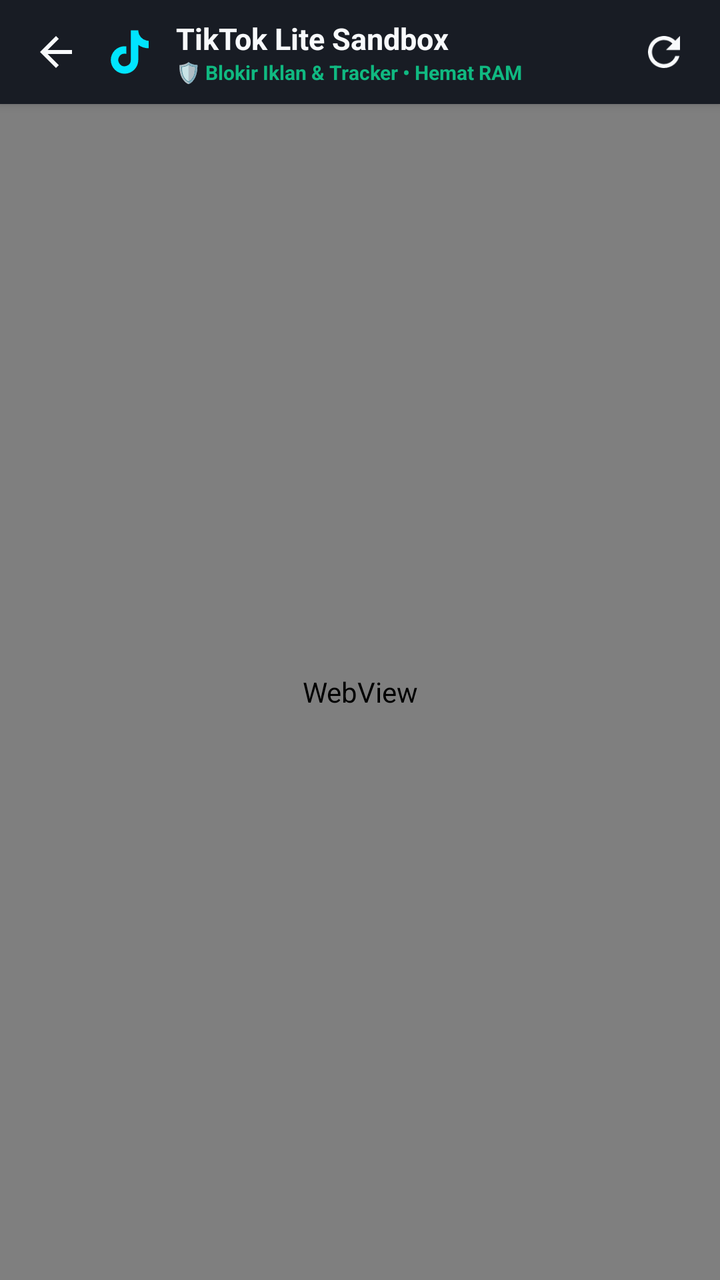
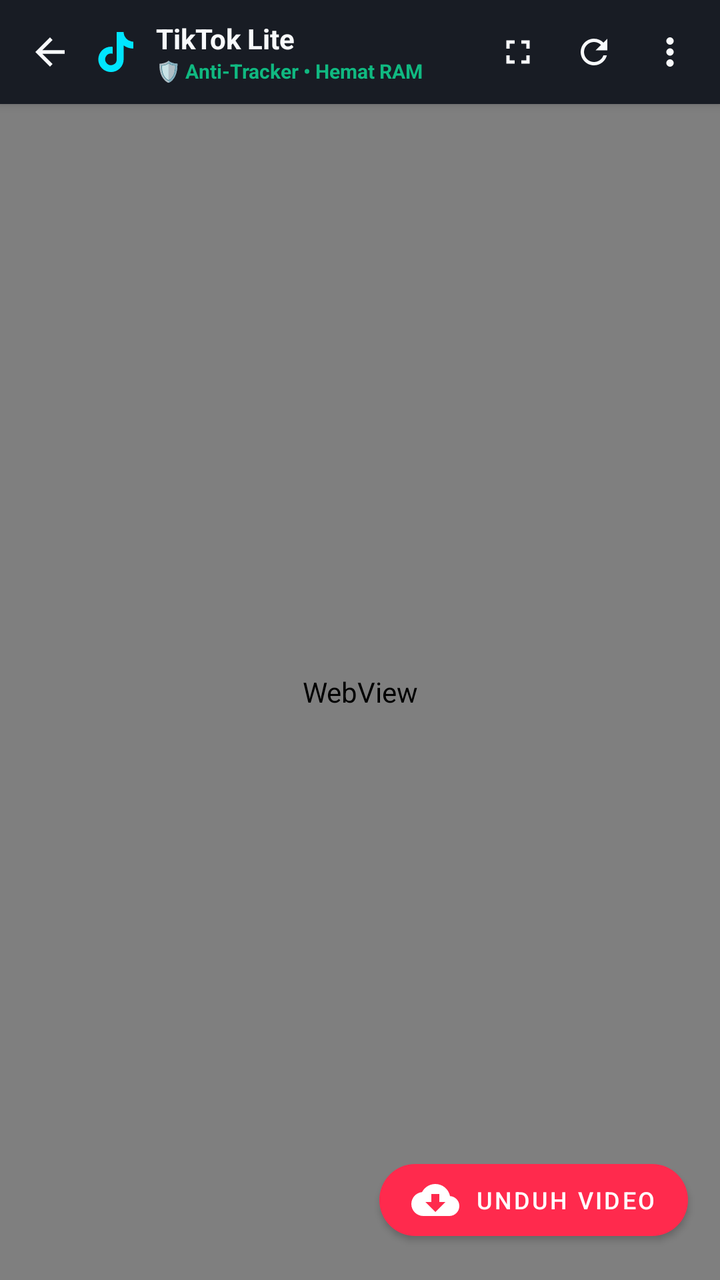

Compare the two renders of this Android layout. The source of the first and the diff that turns it into the second are given below.
<!-- AndroidManifest.xml: application theme Theme.WhyTube -->
<!-- res/layout/activity_social_lite.xml -->
<?xml version="1.0" encoding="utf-8"?>
<LinearLayout 
    xmlns:android="http://schemas.android.com/apk/res/android"
    xmlns:app="http://schemas.android.com/apk/res-auto"
    xmlns:tools="http://schemas.android.com/tools"
    android:layout_width="match_parent"
    android:layout_height="match_parent"
    android:orientation="vertical"
    android:background="@color/background">

    
    <LinearLayout
        android:layout_width="match_parent"
        android:layout_height="52dp"
        android:background="@color/surface"
        android:gravity="center_vertical"
        android:paddingHorizontal="8dp"
        android:elevation="3dp">

        <ImageView
            android:id="@+id/btnBack"
            android:layout_width="40dp"
            android:layout_height="40dp"
            android:padding="8dp"
            android:src="@drawable/ic_arrow_back"
            android:background="?attr/selectableItemBackgroundBorderless"
            android:contentDescription="Kembali" />

        <ImageView
            android:id="@+id/ivPlatformLogo"
            android:layout_width="26dp"
            android:layout_height="26dp"
            android:layout_marginStart="4dp"
            android:src="@drawable/ic_tiktok"
            android:contentDescription="Platform Logo" />

        <LinearLayout
            android:layout_width="0dp"
            android:layout_height="wrap_content"
            android:layout_weight="1"
            android:layout_marginStart="10dp"
            android:orientation="vertical">

            <TextView
                android:id="@+id/tvPlatformTitle"
                android:layout_width="wrap_content"
                android:layout_height="wrap_content"
                android:text="TikTok Lite Sandbox"
                android:textColor="@color/text_primary"
                android:textSize="15sp"
                android:textStyle="bold" />

            <TextView
                android:layout_width="wrap_content"
                android:layout_height="wrap_content"
                android:text="🛡️ Blokir Iklan &amp; Tracker • Hemat RAM"
                android:textColor="@color/badge_ram"
                android:textSize="10sp"
                android:textStyle="bold" />
        </LinearLayout>

        <ImageView
            android:id="@+id/btnRefresh"
            android:layout_width="40dp"
            android:layout_height="40dp"
            android:padding="8dp"
            android:src="@drawable/ic_refresh"
            android:background="?attr/selectableItemBackgroundBorderless"
            android:contentDescription="Muat Ulang" />
    </LinearLayout>

    
    <ProgressBar
        android:id="@+id/pbWebLoading"
        style="?android:attr/progressBarStyleHorizontal"
        android:layout_width="match_parent"
        android:layout_height="3dp"
        android:indeterminate="false"
        android:max="100"
        android:progressDrawable="@drawable/bg_progress_gradient"
        android:visibility="gone" />

    
    <FrameLayout
        android:id="@+id/webViewContainer"
        android:layout_width="match_parent"
        android:layout_height="match_parent">

        <WebView
            android:id="@+id/webView"
            android:layout_width="match_parent"
            android:layout_height="match_parent" />

        <ProgressBar
            android:id="@+id/pbCenterLoading"
            android:layout_width="44dp"
            android:layout_height="44dp"
            android:layout_gravity="center"
            android:indeterminateTint="@color/primary"
            android:visibility="gone" />
    </FrameLayout>

</LinearLayout>
<!-- resources referenced by this layout -->
<resources>
  <color name="background">#0D0F14</color>
  <color name="badge_ram">#10B981</color>
  <color name="primary">#FF2A4D</color>
  <color name="surface">#181C24</color>
  <color name="text_primary">#F8FAFC</color>
  <!-- drawable bg_progress_gradient (drawable) -->
  <?xml version="1.0" encoding="utf-8"?>
  <layer-list xmlns:android="http://schemas.android.com/apk/res/android">
      <item android:id="@android:id/background">
          <color android:color="@color/surface" />
      </item>
      <item android:id="@android:id/progress">
          <clip>
              <shape>
                  <gradient
                      android:startColor="@color/secondary"
                      android:endColor="@color/primary"
                      android:angle="0" />
              </shape>
          </clip>
      </item>
  </layer-list>
  <!-- drawable ic_arrow_back (drawable) -->
  <vector xmlns:android="http://schemas.android.com/apk/res/android"
      android:width="24dp"
      android:height="24dp"
      android:viewportWidth="24"
      android:viewportHeight="24">
      <path
          android:fillColor="#F8FAFC"
          android:pathData="M20,11H7.83l5.59,-5.59L12,4l-8,8 8,8 1.41,-1.41L7.83,13H20v-2z"/>
  </vector>
  <!-- drawable ic_refresh (drawable) -->
  <vector xmlns:android="http://schemas.android.com/apk/res/android"
      android:width="24dp"
      android:height="24dp"
      android:viewportWidth="24"
      android:viewportHeight="24">
      <path
          android:fillColor="#F8FAFC"
          android:pathData="M17.65,6.35C16.2,4.9 14.21,4 12,4c-4.42,0 -7.99,3.58 -7.99,8s3.57,8 7.99,8c3.73,0 6.84,-2.55 7.73,-6h-2.08c-0.82,2.33 -3.04,4 -5.65,4 -3.31,0 -6,-2.69 -6,-6s2.69,-6 6,-6c1.66,0 3.14,0.69 4.22,1.78L13,11h7V4l-2.35,2.35z"/>
  </vector>
  <color name="secondary">#00E5FF</color>
  <color name="primary_variant">#D6193A</color>
  <color name="white">#FFFFFF</color>
  <!-- unchanged entries left out for length: 2 -->
</resources>

<!-- the commit's change to res/layout/activity_social_lite.xml (unified diff, before → after) -->
@@ -10,17 +10,18 @@
 
     
     <LinearLayout
+        android:id="@+id/topBar"
         android:layout_width="match_parent"
         android:layout_height="52dp"
         android:background="@color/surface"
         android:gravity="center_vertical"
-        android:paddingHorizontal="8dp"
+        android:paddingHorizontal="6dp"
         android:elevation="3dp">
 
         <ImageView
             android:id="@+id/btnBack"
-            android:layout_width="40dp"
-            android:layout_height="40dp"
+            android:layout_width="38dp"
+            android:layout_height="38dp"
             android:padding="8dp"
             android:src="@drawable/ic_arrow_back"
             android:background="?attr/selectableItemBackgroundBorderless"
@@ -28,9 +29,9 @@
 
         <ImageView
             android:id="@+id/ivPlatformLogo"
-            android:layout_width="26dp"
-            android:layout_height="26dp"
-            android:layout_marginStart="4dp"
+            android:layout_width="24dp"
+            android:layout_height="24dp"
+            android:layout_marginStart="2dp"
             android:src="@drawable/ic_tiktok"
             android:contentDescription="Platform Logo" />
 
@@ -38,35 +39,56 @@
             android:layout_width="0dp"
             android:layout_height="wrap_content"
             android:layout_weight="1"
-            android:layout_marginStart="10dp"
+            android:layout_marginStart="8dp"
             android:orientation="vertical">
 
             <TextView
                 android:id="@+id/tvPlatformTitle"
                 android:layout_width="wrap_content"
                 android:layout_height="wrap_content"
-                android:text="TikTok Lite Sandbox"
+                android:text="TikTok Lite"
                 android:textColor="@color/text_primary"
-                android:textSize="15sp"
+                android:textSize="14sp"
                 android:textStyle="bold" />
 
             <TextView
                 android:layout_width="wrap_content"
                 android:layout_height="wrap_content"
-                android:text="🛡️ Blokir Iklan &amp; Tracker • Hemat RAM"
+                android:text="🛡️ Anti-Tracker • Hemat RAM"
                 android:textColor="@color/badge_ram"
                 android:textSize="10sp"
                 android:textStyle="bold" />
         </LinearLayout>
 
+        
+        <ImageView
+            android:id="@+id/btnFullscreen"
+            android:layout_width="38dp"
+            android:layout_height="38dp"
+            android:padding="9dp"
+            android:src="@drawable/ic_fullscreen"
+            android:background="?attr/selectableItemBackgroundBorderless"
+            android:contentDescription="Layar Penuh" />
+
+        
         <ImageView
             android:id="@+id/btnRefresh"
-            android:layout_width="40dp"
-            android:layout_height="40dp"
-            android:padding="8dp"
+            android:layout_width="38dp"
+            android:layout_height="38dp"
+            android:padding="9dp"
             android:src="@drawable/ic_refresh"
             android:background="?attr/selectableItemBackgroundBorderless"
             android:contentDescription="Muat Ulang" />
+
+        
+        <ImageView
+            android:id="@+id/btnMoreSocial"
+            android:layout_width="38dp"
+            android:layout_height="38dp"
+            android:padding="8dp"
+            android:src="@drawable/ic_more_vert"
+            android:background="?attr/selectableItemBackgroundBorderless"
+            android:contentDescription="Menu Opsi" />
     </LinearLayout>
 
     
@@ -91,6 +113,36 @@
             android:layout_width="match_parent"
             android:layout_height="match_parent" />
 
+        
+        <com.google.android.material.button.MaterialButton
+            android:id="@+id/btnDownloadFloating"
+            android:layout_width="wrap_content"
+            android:layout_height="wrap_content"
+            android:layout_gravity="bottom|end"
+            android:layout_margin="16dp"
+            android:text="Unduh Video"
+            android:textSize="12sp"
+            android:textColor="@color/white"
+            app:icon="@drawable/ic_download"
+            app:iconTint="@color/white"
+            app:backgroundTint="@color/primary"
+            app:cornerRadius="24dp"
+            app:elevation="4dp" />
+
+        
+        <ImageView
+            android:id="@+id/btnExitFullscreen"
+            android:layout_width="40dp"
+            android:layout_height="40dp"
+            android:layout_gravity="top|end"
+            android:layout_margin="12dp"
+            android:background="@drawable/bg_circle_button"
+            android:padding="10dp"
+            android:src="@drawable/ic_fullscreen_exit"
+            android:visibility="gone"
+            android:contentDescription="Keluar Layar Penuh" />
+
+        
         <ProgressBar
             android:id="@+id/pbCenterLoading"
             android:layout_width="44dp"
<!-- resource entries referenced after the edit -->
@@ -32,6 +32,46 @@
           android:fillColor="#F8FAFC"
           android:pathData="M20,11H7.83l5.59,-5.59L12,4l-8,8 8,8 1.41,-1.41L7.83,13H20v-2z"/>
   </vector>
+  <!-- drawable ic_download (drawable) -->
+  <vector xmlns:android="http://schemas.android.com/apk/res/android"
+      android:width="24dp"
+      android:height="24dp"
+      android:viewportWidth="24"
+      android:viewportHeight="24">
+      <path
+          android:fillColor="#F8FAFC"
+          android:pathData="M19.35,10.04C18.67,6.59 15.64,4 12,4 9.11,4 6.6,5.64 5.35,8.04 2.34,8.36 0,10.91 0,14c0,3.31 2.69,6 6,6h13c2.76,0 5,-2.24 5,-5 0,-2.64 -2.05,-4.78 -4.65,-4.96zM17,13l-5,5 -5,-5h3V9h4v4h3z"/>
+  </vector>
+  <!-- drawable ic_fullscreen (drawable) -->
+  <vector xmlns:android="http://schemas.android.com/apk/res/android"
+      android:width="24dp"
+      android:height="24dp"
+      android:viewportWidth="24"
+      android:viewportHeight="24">
+      <path
+          android:fillColor="#F8FAFC"
+          android:pathData="M7,14H5v5h5v-2H7v-3zm-2,-4h2V7h3V5H5v5zm12,7h-3v2h5v-5h-2v3zM14,5v2h3v3h2V5h-5z"/>
+  </vector>
+  <!-- drawable ic_fullscreen_exit (drawable) -->
+  <vector xmlns:android="http://schemas.android.com/apk/res/android"
+      android:width="24dp"
+      android:height="24dp"
+      android:viewportWidth="24"
+      android:viewportHeight="24">
+      <path
+          android:fillColor="#F8FAFC"
+          android:pathData="M5,16h3v3h2v-5H5v2zm3,-8H5v2h5V5H8v3zm6,11h2v-3h3v-2h-5v5zm2,-14v3h3v2h-5V5h2z"/>
+  </vector>
+  <!-- drawable ic_more_vert (drawable) -->
+  <vector xmlns:android="http://schemas.android.com/apk/res/android"
+      android:width="24dp"
+      android:height="24dp"
+      android:viewportWidth="24"
+      android:viewportHeight="24">
+      <path
+          android:fillColor="#F8FAFC"
+          android:pathData="M12,8c1.1,0 2,-0.9 2,-2s-0.9,-2 -2,-2 -2,0.9 -2,2 0.9,2 2,2zm0,2c-1.1,0 -2,0.9 -2,2s0.9,2 2,2 2,-0.9 2,-2 -0.9,-2 -2,-2zm0,6c-1.1,0 -2,0.9 -2,2s0.9,2 2,2 2,-0.9 2,-2 -0.9,-2 -2,-2z"/>
+  </vector>
   <!-- drawable ic_refresh (drawable) -->
   <vector xmlns:android="http://schemas.android.com/apk/res/android"
       android:width="24dp"
@@ -42,9 +82,16 @@
           android:fillColor="#F8FAFC"
           android:pathData="M17.65,6.35C16.2,4.9 14.21,4 12,4c-4.42,0 -7.99,3.58 -7.99,8s3.57,8 7.99,8c3.73,0 6.84,-2.55 7.73,-6h-2.08c-0.82,2.33 -3.04,4 -5.65,4 -3.31,0 -6,-2.69 -6,-6s2.69,-6 6,-6c1.66,0 3.14,0.69 4.22,1.78L13,11h7V4l-2.35,2.35z"/>
   </vector>
+  <color name="surface_variant">#222733</color>
   <color name="secondary">#00E5FF</color>
   <color name="primary_variant">#D6193A</color>
   <color name="white">#FFFFFF</color>
+  <!-- drawable bg_circle_button (drawable) -->
+  <?xml version="1.0" encoding="utf-8"?>
+  <shape xmlns:android="http://schemas.android.com/apk/res/android"
+      android:shape="oval">
+      <solid android:color="@color/surface_variant" />
+  </shape>
   <!-- unchanged entries left out for length: 2 -->
 </resources>
 
